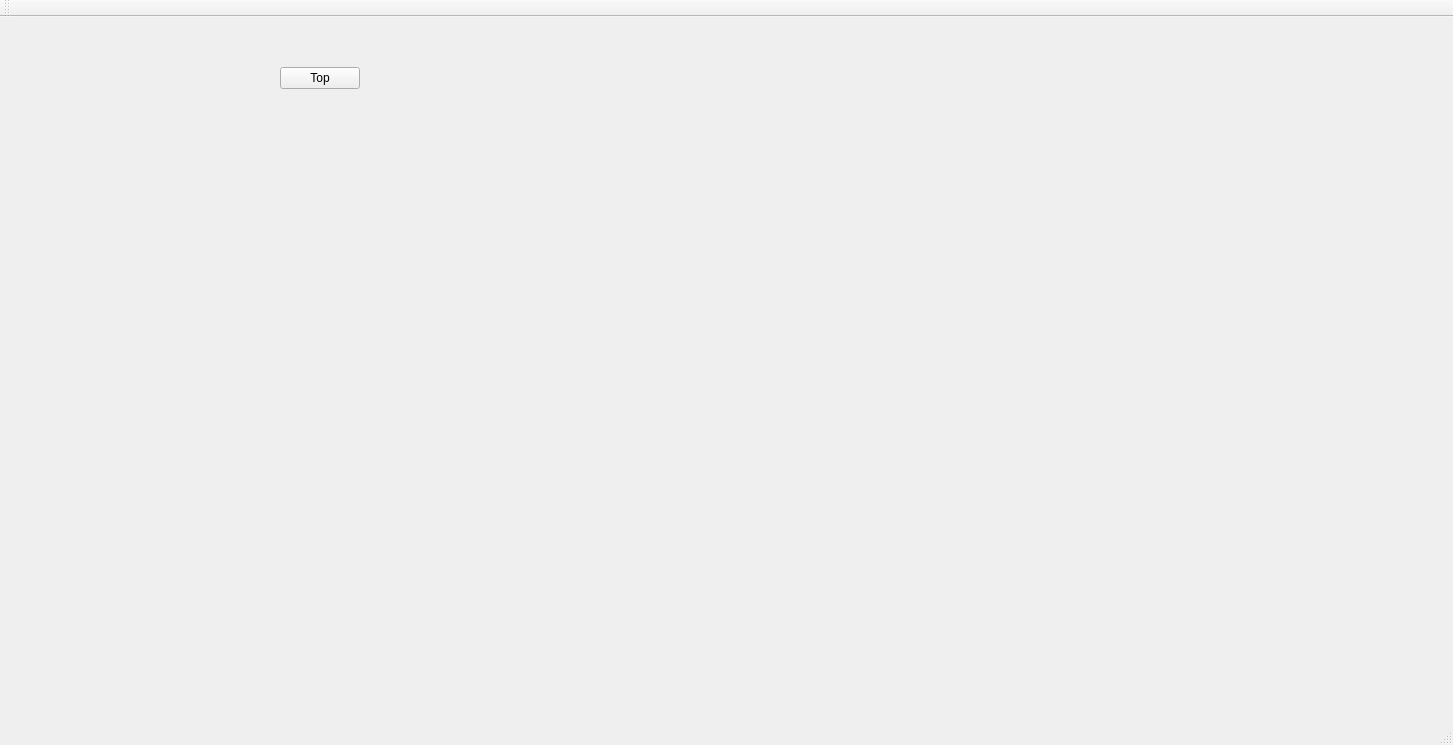
This is mainwindow.ui in monsieur7/robotProjet as Qt 5 draws it before an edit. The edited form follows.
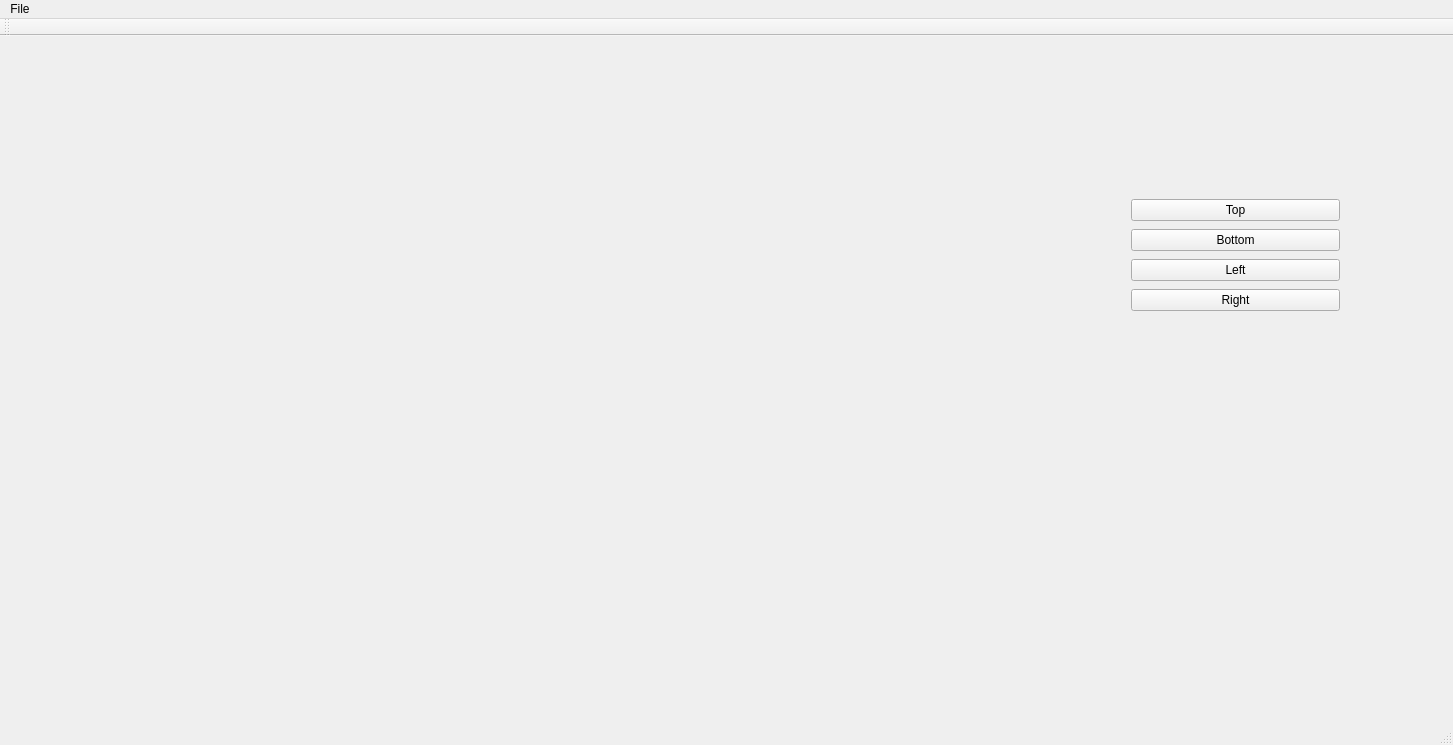
This is the edited form.

The edit to the form file:
```diff
--- a/mainwindow.ui
+++ b/mainwindow.ui
@@ -14,18 +14,45 @@
    <string>MainWindow</string>
   </property>
   <widget class="QWidget" name="centralWidget">
-   <widget class="QPushButton" name="Top">
+   <widget class="QWidget" name="gridLayoutWidget">
     <property name="geometry">
      <rect>
-      <x>280</x>
-      <y>50</y>
-      <width>80</width>
-      <height>22</height>
+      <x>1120</x>
+      <y>150</y>
+      <width>231</width>
+      <height>141</height>
      </rect>
     </property>
-    <property name="text">
-     <string>Top</string>
-    </property>
+    <layout class="QGridLayout" name="gridLayout">
+     <item row="2" column="0">
+      <widget class="QPushButton" name="pushButton_2">
+       <property name="text">
+        <string>Left</string>
+       </property>
+      </widget>
+     </item>
+     <item row="0" column="0">
+      <widget class="QPushButton" name="Top">
+       <property name="text">
+        <string>Top</string>
+       </property>
+      </widget>
+     </item>
+     <item row="1" column="0">
+      <widget class="QPushButton" name="pushButton">
+       <property name="text">
+        <string>Bottom</string>
+       </property>
+      </widget>
+     </item>
+     <item row="3" column="0">
+      <widget class="QPushButton" name="pushButton_3">
+       <property name="text">
+        <string>Right</string>
+       </property>
+      </widget>
+     </item>
+    </layout>
    </widget>
   </widget>
   <widget class="QMenuBar" name="menuBar">
@@ -37,6 +64,13 @@
      <height>21</height>
     </rect>
    </property>
+   <widget class="QMenu" name="menuFile">
+    <property name="title">
+     <string>File</string>
+    </property>
+    <addaction name="actionSe_connecter"/>
+   </widget>
+   <addaction name="menuFile"/>
   </widget>
   <widget class="QToolBar" name="mainToolBar">
    <attribute name="toolBarArea">
```
Left out of the diff: 5 changed lines with no effect on the pictures.
